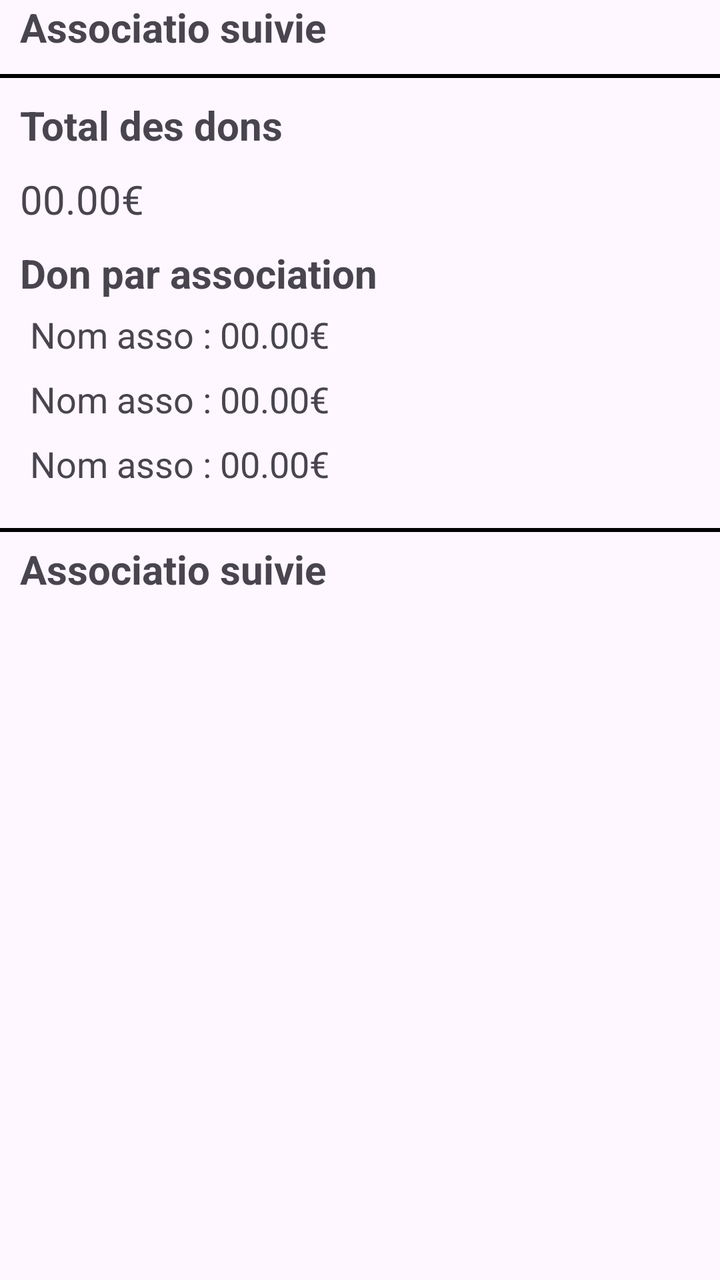
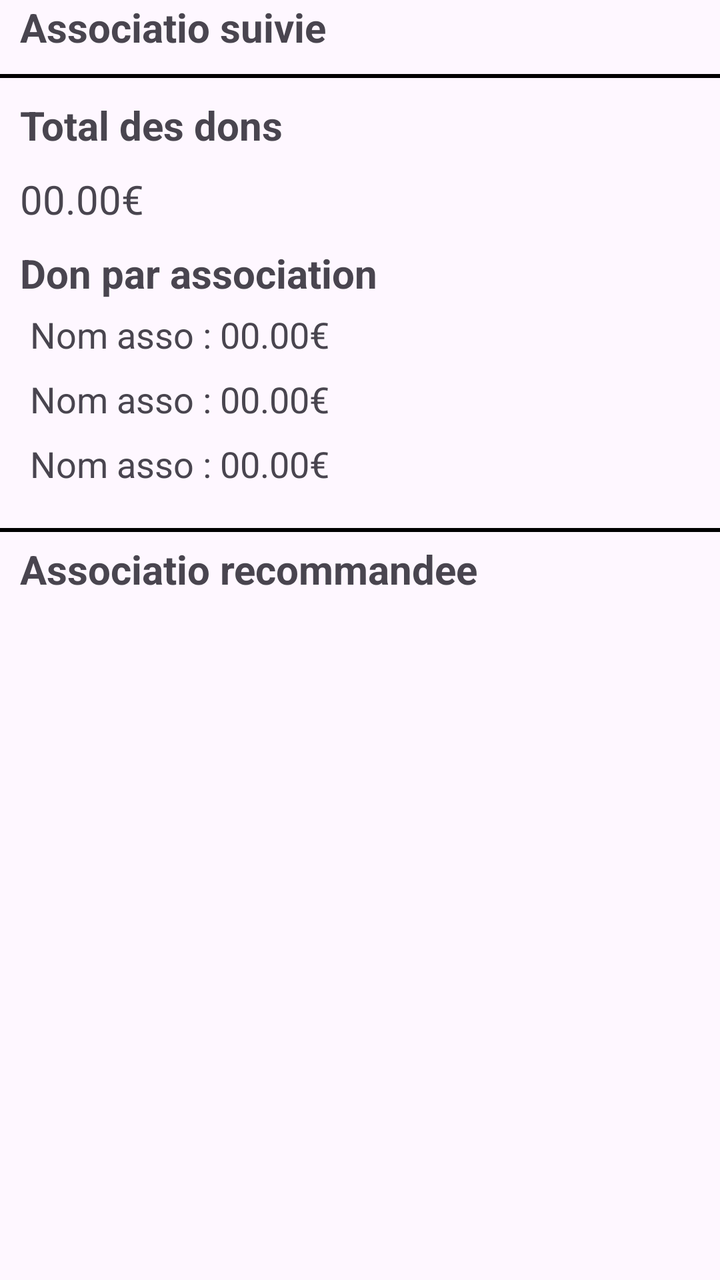

Compare the two renders of this Android layout. The source of the first and the diff that turns it into the second are given below.
<!-- AndroidManifest.xml: application theme Theme.NewAgapiVERSION311CLEAN -->
<!-- res/layout/fragment_user.xml -->
<androidx.constraintlayout.widget.ConstraintLayout xmlns:android="http://schemas.android.com/apk/res/android"
    xmlns:tools="http://schemas.android.com/tools"
    android:layout_width="match_parent"
    android:layout_height="match_parent"
    xmlns:app="http://schemas.android.com/apk/res-auto"
    tools:context="fragments.UserFragment">


    <TextView
        android:layout_width="wrap_content"
        android:layout_height="wrap_content"
        android:text="Associatio suivie"
        android:textStyle="bold"
        android:textSize="20dp"
        app:layout_constraintTop_toTopOf="parent"
        app:layout_constraintStart_toStartOf="parent"
        android:layout_marginStart="10dp"
        android:id="@+id/textViewAssociationSuivie"
        />

    <androidx.recyclerview.widget.RecyclerView
        android:layout_width="match_parent"
        android:layout_height="wrap_content"
        android:id="@+id/listeAssociationSuivie"
        app:layout_constraintStart_toStartOf="parent"
        app:layout_constraintTop_toBottomOf="@id/textViewAssociationSuivie"
        android:layout_marginStart="5dp"
         />

    <View
        android:id="@+id/barAssociationSuivie"
        android:layout_width="match_parent"
        android:layout_height="2dp"
        app:layout_constraintTop_toBottomOf="@id/listeAssociationSuivie"
        android:background="@color/text_svg_main_color"
        android:layout_marginTop="10dp"
        />

    <TextView
        android:id="@+id/TitleDon"
        android:layout_width="wrap_content"
        android:layout_height="wrap_content"
        android:text="Total des dons"
        app:layout_constraintTop_toBottomOf="@+id/barAssociationSuivie"
        app:layout_constraintStart_toStartOf="parent"
        android:layout_marginStart="10dp"
        android:layout_marginTop="10dp"
        android:textSize="20dp"
        android:textStyle="bold"
        />

    <TextView
        android:id="@+id/montantTotal"
        android:layout_width="wrap_content"
        android:layout_height="wrap_content"
        android:textSize="20dp"
        android:layout_marginTop="10dp"
        android:text="00.00€"
        app:layout_constraintStart_toStartOf="@+id/TitleDon"
        app:layout_constraintTop_toBottomOf="@+id/TitleDon" />

    <TextView
        android:id="@+id/TitleDonParAssociation"
        android:layout_width="wrap_content"
        android:layout_height="wrap_content"
        android:text="Don par association"
        android:layout_marginTop="10dp"
        android:textSize="20dp"
        android:textStyle="bold"

        app:layout_constraintStart_toStartOf="@+id/montantTotal"
        app:layout_constraintTop_toBottomOf="@+id/montantTotal" />

    <TextView
        android:id="@+id/DonParAssociationText1"
        android:layout_width="wrap_content"
        android:layout_height="wrap_content"
        android:text="Nom asso : 00.00€ "
        android:layout_marginTop="5dp"
        android:textSize="18dp"
        android:layout_marginStart="5dp"
        app:layout_constraintStart_toStartOf="@+id/TitleDonParAssociation"
        app:layout_constraintTop_toBottomOf="@+id/TitleDonParAssociation" />

    <TextView
        android:id="@+id/DonParAssociationText2"
        android:layout_width="wrap_content"
        android:layout_height="wrap_content"
        android:text="Nom asso : 00.00€ "
        android:layout_marginTop="8dp"
        android:textSize="18dp"

        app:layout_constraintStart_toStartOf="@+id/DonParAssociationText1"
        app:layout_constraintTop_toBottomOf="@+id/DonParAssociationText1" />

    <TextView
        android:id="@+id/DonParAssociationText3"
        android:layout_width="wrap_content"
        android:layout_height="wrap_content"
        android:text="Nom asso : 00.00€ "
        android:layout_marginTop="8dp"
        android:textSize="18dp"
        app:layout_constraintStart_toStartOf="@+id/DonParAssociationText2"
        app:layout_constraintTop_toBottomOf="@+id/DonParAssociationText2" />

    <View
        android:id="@+id/barTotalDesDons"
        android:layout_width="match_parent"
        android:layout_height="2dp"
        app:layout_constraintTop_toBottomOf="@id/DonParAssociationText3"
        android:background="@color/text_svg_main_color"
        android:layout_marginTop="20dp"
        />


    <TextView
        android:id="@+id/textViewAssociationRecommandee"
        android:layout_width="wrap_content"
        android:layout_height="wrap_content"
        android:layout_marginStart="10dp"
        android:text="Associatio suivie"
        android:textSize="20dp"
        android:textStyle="bold"
        app:layout_constraintStart_toStartOf="parent"
        app:layout_constraintTop_toBottomOf="@id/barTotalDesDons"
        android:layout_marginTop="5dp"
        />

    <androidx.recyclerview.widget.RecyclerView
        android:layout_width="match_parent"
        android:layout_height="wrap_content"
        app:layout_constraintTop_toBottomOf="@+id/textViewAssociationRecommandee"
        android:layout_marginStart="5dp" />


</androidx.constraintlayout.widget.ConstraintLayout>
<!-- resources referenced by this layout -->
<resources>
  <color name="text_svg_main_color">#FF000000</color>
  <style name="Theme.NewAgapiVERSION311CLEAN" parent="Base.Theme.NewAgapiVERSION311CLEAN" />
  <style name="Base.Theme.NewAgapiVERSION311CLEAN" parent="Theme.Material3.DayNight.NoActionBar">
          
          
        
      </style>
</resources>

<!-- the commit's change to res/layout/fragment_user.xml (unified diff, before → after) -->
@@ -118,7 +118,7 @@
         android:layout_width="wrap_content"
         android:layout_height="wrap_content"
         android:layout_marginStart="10dp"
-        android:text="Associatio suivie"
+        android:text="Associatio recommandee"
         android:textSize="20dp"
         android:textStyle="bold"
         app:layout_constraintStart_toStartOf="parent"
